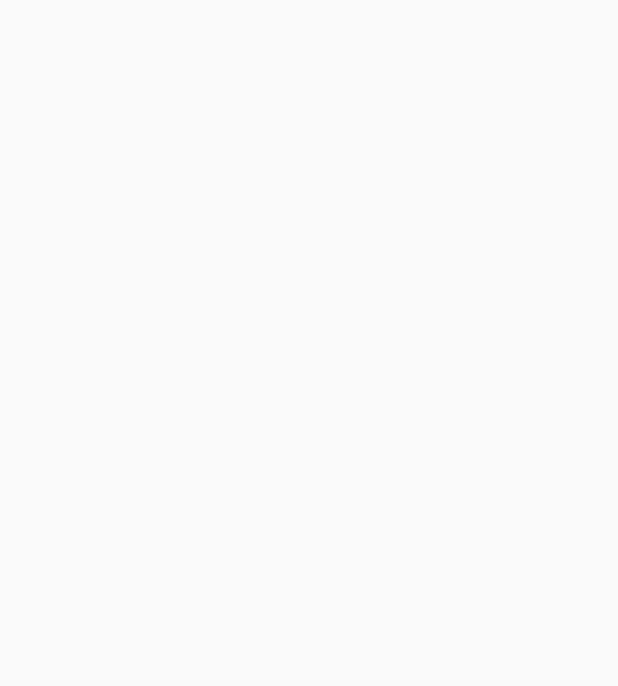
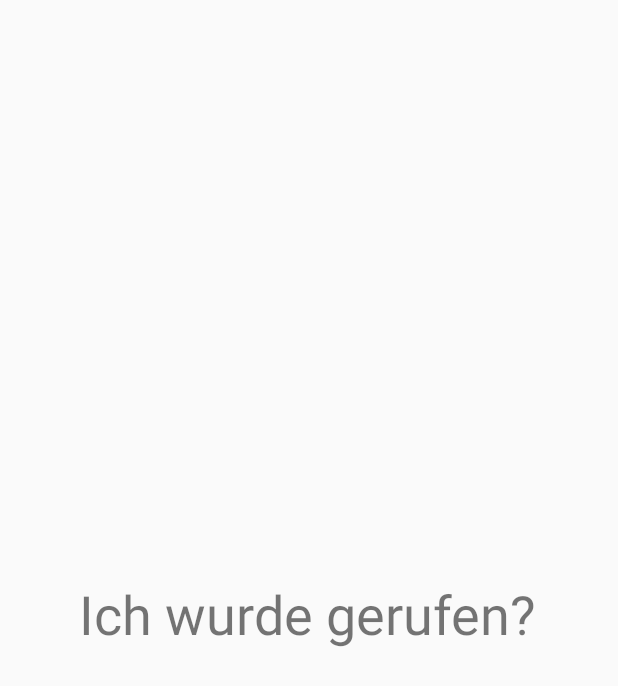
Before and after one commit to Cayleb-Ordo/Notification-Demo, an Android app: the CallActivity screen opened directly, with no data from a screen before it, on a phone screen of 412 x 824 dp. Before the commit the part shown is empty. Shown: the top 686 px of the screen. Run offline under Robolectric (Android 15) with nearby library versions, the phone set to English and light mode, and no system bars.

```diff
--- a/app/src/main/res/layout/activity_call.xml
+++ b/app/src/main/res/layout/activity_call.xml
@@ -6,4 +6,18 @@
     android:layout_height="match_parent"
     tools:context=".CallActivity">
 
+    <TextView
+        android:id="@+id/textView"
+        android:layout_width="wrap_content"
+        android:layout_height="wrap_content"
+        android:layout_marginStart="176dp"
+        android:layout_marginTop="353dp"
+        android:layout_marginEnd="178dp"
+        android:layout_marginBottom="359dp"
+        android:text="Ich wurde gerufen?"
+        android:textSize="36dp"
+        app:layout_constraintBottom_toBottomOf="parent"
+        app:layout_constraintEnd_toEndOf="parent"
+        app:layout_constraintStart_toStartOf="parent"
+        app:layout_constraintTop_toTopOf="parent" />
 </androidx.constraintlayout.widget.ConstraintLayout>
--- a/app/src/main/res/values/strings.xml
+++ b/app/src/main/res/values/strings.xml
@@ -5,4 +5,5 @@
     <string name="Channel1ID">Channel1</string>
     <!-- Notification-Contents-->
     <string name="NotContent">Ich bin eine Push-Nachricht</string>
+    <string name="NotActionClose">Schließen</string>
 </resources>
```
Also changed, not shown: app/src/main/java/de/fentzl/notification_demo/NotificationController.java (+15 -0 lines), app/src/main/java/de/fentzl/notification_demo/NotificationReceiver.java (+6 -1 lines).
